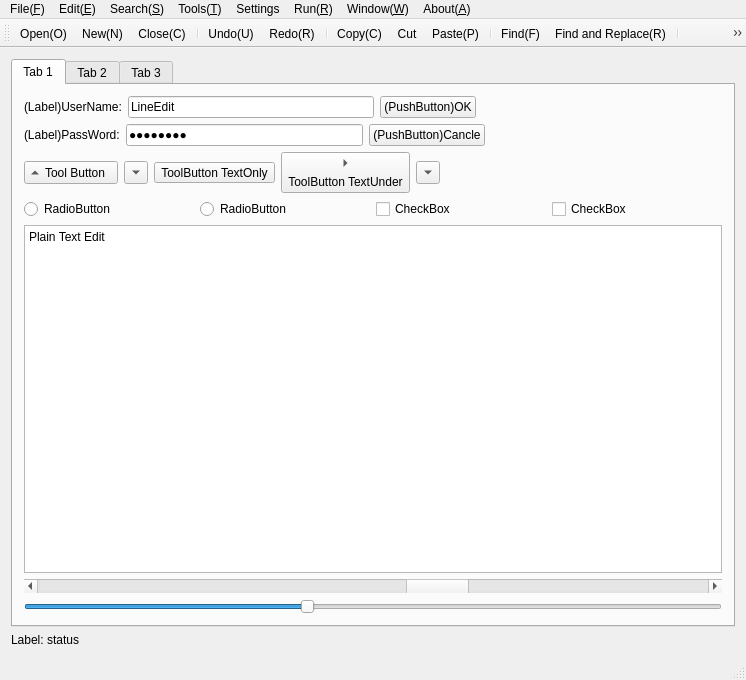
Old version of the form QT/Qt/StyleSheets/QssStyleSheetDebuger/mainwindow.ui in the repository yanglw115/Softwares.
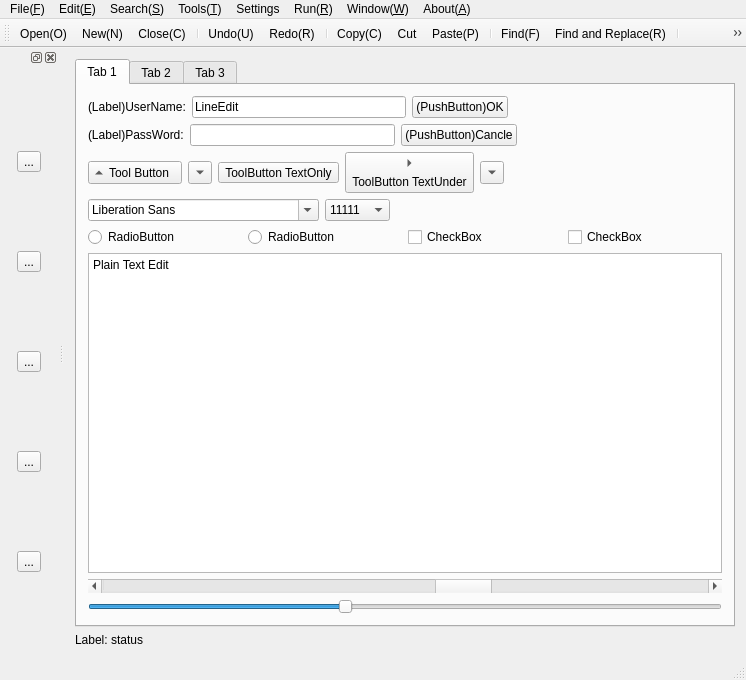
New version of the form. The open tabs and pages were chosen to show the change. Icons and pictures are not drawn.

```diff
--- a/QT/Qt/StyleSheets/QssStyleSheetDebuger/mainwindow.ui
+++ b/QT/Qt/StyleSheets/QssStyleSheetDebuger/mainwindow.ui
@@ -7,7 +7,7 @@
     <x>0</x>
     <y>0</y>
     <width>746</width>
-    <height>513</height>
+    <height>673</height>
    </rect>
   </property>
   <property name="windowTitle">
@@ -26,8 +26,6 @@
          <attribute name="title">
           <string>Tab 1</string>
          </attribute>
-         <layout class="QVBoxLayout" name="verticalLayout_4">
-          <item>
            <layout class="QVBoxLayout" name="verticalLayout_3">
             <item>
              <layout class="QHBoxLayout" name="horizontalLayout">
@@ -79,7 +77,7 @@
               <item>
                <widget class="QLineEdit" name="lineEdit_2">
                 <property name="text">
-                 <string>LineEdit</string>
+               <string/>
                 </property>
                 <property name="echoMode">
                  <enum>QLineEdit::Password</enum>
@@ -187,6 +185,50 @@
               </item>
              </layout>
             </item>
+          <item>
+           <layout class="QHBoxLayout" name="horizontalLayout_10">
+            <item>
+             <widget class="QFontComboBox" name="fontComboBox"/>
+            </item>
+            <item>
+             <widget class="QComboBox" name="comboBox">
+              <item>
+               <property name="text">
+                <string>11111</string>
+               </property>
+              </item>
+              <item>
+               <property name="text">
+                <string>中国</string>
+               </property>
+              </item>
+              <item>
+               <property name="text">
+                <string>美国</string>
+               </property>
+              </item>
+              <item>
+               <property name="text">
+                <string>英国</string>
+               </property>
+              </item>
+             </widget>
+            </item>
+            <item>
+             <spacer name="horizontalSpacer_4">
+              <property name="orientation">
+               <enum>Qt::Horizontal</enum>
+              </property>
+              <property name="sizeHint" stdset="0">
+               <size>
+                <width>40</width>
+                <height>20</height>
+               </size>
+              </property>
+             </spacer>
+            </item>
+           </layout>
+          </item>
             <item>
              <layout class="QHBoxLayout" name="horizontalLayout_4">
               <item>
@@ -251,8 +293,6 @@
              </layout>
             </item>
            </layout>
-          </item>
-         </layout>
         </widget>
         <widget class="QWidget" name="tab_2">
          <attribute name="title">
@@ -855,6 +895,50 @@
    <addaction name="actionSkin"/>
   </widget>
   <widget class="QStatusBar" name="statusBar"/>
+  <widget class="QDockWidget" name="dockWidget_2">
+   <attribute name="dockWidgetArea">
+    <number>1</number>
+   </attribute>
+   <widget class="QWidget" name="dockWidgetContents_2">
+    <layout class="QGridLayout" name="gridLayout_2">
+     <item row="0" column="0">
+      <widget class="QToolButton" name="toolButton_6">
+       <property name="text">
+        <string>...</string>
+       </property>
+      </widget>
+     </item>
+     <item row="1" column="0">
+      <widget class="QToolButton" name="toolButton_7">
+       <property name="text">
+        <string>...</string>
+       </property>
+      </widget>
+     </item>
+     <item row="2" column="0">
+      <widget class="QToolButton" name="toolButton_8">
+       <property name="text">
+        <string>...</string>
+       </property>
+      </widget>
+     </item>
+     <item row="3" column="0">
+      <widget class="QToolButton" name="toolButton_9">
+       <property name="text">
+        <string>...</string>
+       </property>
+      </widget>
+     </item>
+     <item row="4" column="0">
+      <widget class="QToolButton" name="toolButton_10">
+       <property name="text">
+        <string>...</string>
+       </property>
+      </widget>
+     </item>
+    </layout>
+   </widget>
+  </widget>
   <action name="actionOpen_O">
    <property name="icon">
     <iconset resource="resources.qrc">
```
Left out of the diff: 36 changed lines with no effect on the pictures. Lines whose indentation alone changed are shown as unchanged.
